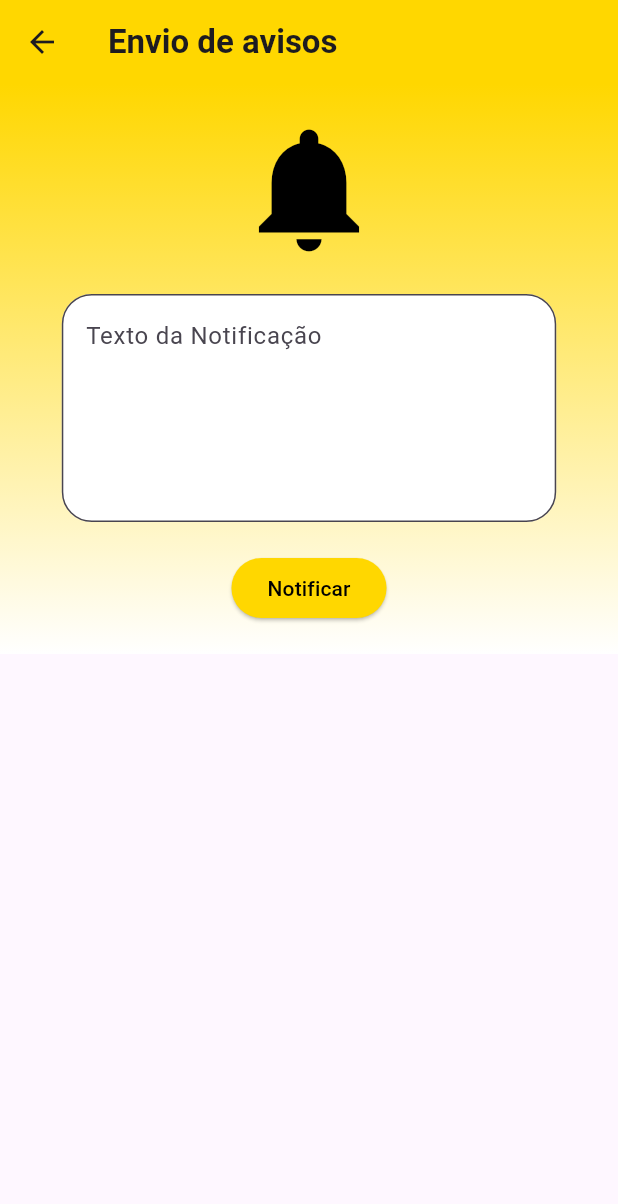
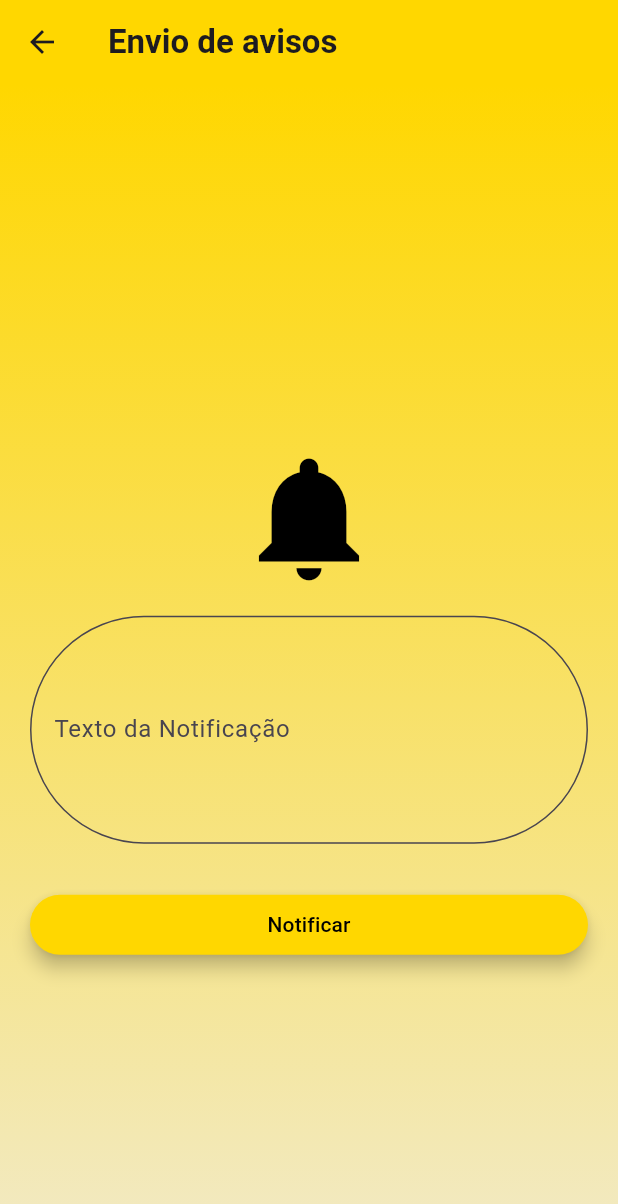
Before and after one commit to eduardamaganino/opt120-projetoOnibus, a Flutter app: the CreateNotificationWidget screen opened directly with empty values, on a phone screen of 412 x 824 dp. Shown: the top 1204 px of the screen. Run offline on Flutter 3.47's test engine with Material 3 defaults, Android fonts, the phone set to English and light mode, and no system bars; our stand-ins replace file_picker, shared_preferences; missing offline and left inert: dart:html; accounts and stored records are empty.

Commit message:
🔔 Envio de notificação

```diff
--- a/front/lib/notify/notify-create.dart
+++ b/front/lib/notify/notify-create.dart
@@ -28,30 +28,28 @@ class _CreateNotificationWidgetState extends State<CreateNotificationWidget> {
       body: SingleChildScrollView(
         child: Container(
           padding: const EdgeInsets.all(20.0),
+          height: MediaQuery.of(context).size.height,
           decoration: const BoxDecoration(
             gradient: LinearGradient(
               begin: Alignment.topCenter,
               end: Alignment.bottomCenter,
               colors: [
                 Color(0xFFFFD700),
-                Color.fromARGB(255, 255, 255, 255),
+                Color.fromARGB(255, 241, 235, 209),
               ],
             ),
           ),
           child: Column(
             mainAxisAlignment: MainAxisAlignment.center,
-            crossAxisAlignment: CrossAxisAlignment.center,
+            crossAxisAlignment: CrossAxisAlignment.stretch,
             children: <Widget>[
               const Icon(
                 Icons.notifications,
                 size: 100.0,
                 color: Colors.black,
               ),
-              const SizedBox(height: 20),
-
-              // Campo de Texto da Notificação
-              Center(
-                child: _buildTextField(
+              const SizedBox(height: 15),
+              _buildTextField(
                 'Texto da Notificação',
                 (value) {
                   setState(() {
@@ -59,10 +57,10 @@ class _CreateNotificationWidgetState extends State<CreateNotificationWidget> {
                   });
                 },
               ),
-              ),
-              const SizedBox(height: 20),
-
-              ElevatedButton(
+              const SizedBox(height: 30),
+              SizedBox(
+                width: double.infinity, // Deixa o botão com largura total
+                child: ElevatedButton(
                   onPressed: () async {
                     final response = await http.post(
                       Uri.parse('http://localhost:3000/createNotificacao'),
@@ -77,13 +75,12 @@ class _CreateNotificationWidgetState extends State<CreateNotificationWidget> {
                       }),
                     );
 
-                  // Dialog de sucesso ou erro
+                    // Diálogo de sucesso ou erro
                     showDialog(
                       context: context,
                       builder: (BuildContext context) {
                         return AlertDialog(
-                        title: Text(
-                            response.statusCode == 200 ? 'Parabéns!' : 'Erro'),
+                          title: Text(response.statusCode == 200 ? 'Parabéns!' : 'Erro'),
                           content: Text(response.statusCode == 200
                               ? 'Notificação criada com sucesso!'
                               : 'Erro ao criar notificação.'),
@@ -107,10 +104,12 @@ class _CreateNotificationWidgetState extends State<CreateNotificationWidget> {
                     shape: RoundedRectangleBorder(
                       borderRadius: BorderRadius.circular(100),
                     ),
+                    elevation: 5.0,
                   ),
                   child: const Text(
                     'Notificar',
                     style: TextStyle(color: Colors.black),
+                  ),
                 ),
               ),
             ],
@@ -122,25 +121,19 @@ class _CreateNotificationWidgetState extends State<CreateNotificationWidget> {
 
   Widget _buildTextField(String hintText, Function(String) onChanged,
       {bool obscureText = false}) {
-    return Container(
-      width: MediaQuery.of(context).size.width * 0.8, // Aumenta o tamanho do campo para 80% da largura da tela
-      child: TextField(
+    return TextField(
       obscureText: obscureText,
       style: const TextStyle(color: Colors.black),
       maxLines: 5, // Define o campo de texto para ser maior
       decoration: InputDecoration(
         labelText: hintText,
-          alignLabelWithHint: true, // Alinha o texto com o topo do campo
         border: const OutlineInputBorder(
-            borderRadius: BorderRadius.all(
-              Radius.circular(20), // Caixas de texto com bordas arredondadas
-            ),
+          borderRadius: BorderRadius.all(Radius.circular(100)),
         ),
         filled: true,
-          fillColor: Colors.white, // Cor de fundo das caixas
+        fillColor: Colors.transparent,
       ),
       onChanged: onChanged,
-      ),
     );
   }
 }
```
Lines whose indentation alone changed are shown as unchanged.
